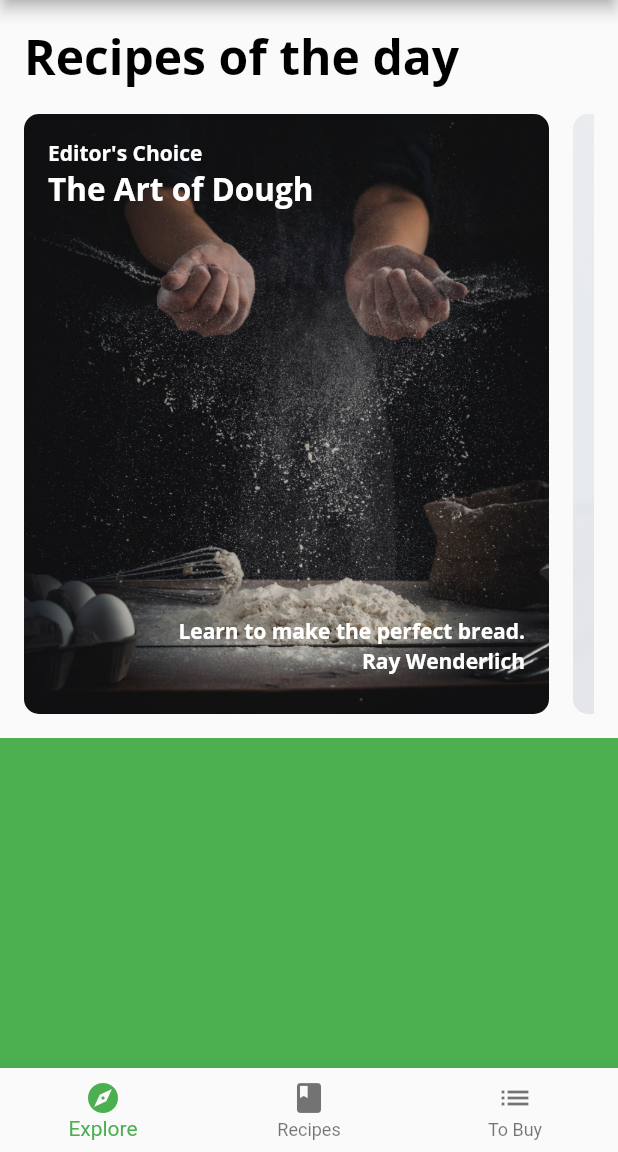
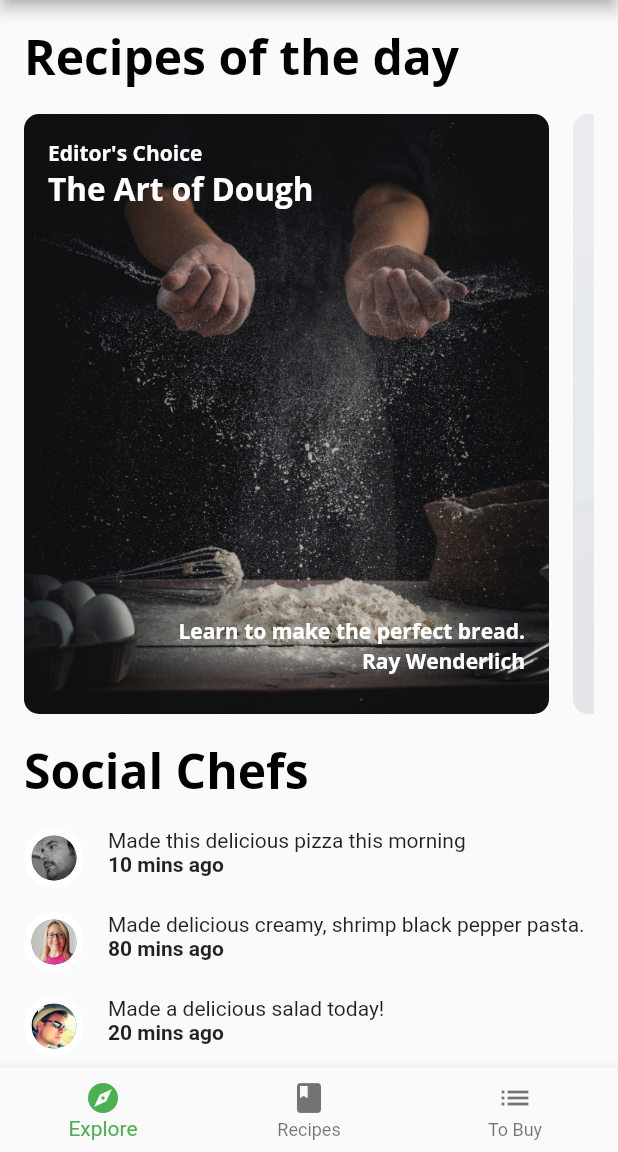
Before and after one commit to ykkd/flutter_scrollable_widget, a Flutter app: the screen it shows after launch, on a phone screen of 412 x 824 dp, the part 84-1236 px from its top. Run offline on Flutter 3.47's test engine with Material 2 defaults, Android fonts, the phone set to English and light mode, and no system bars; our stand-ins replace google_fonts; project files that could hold a hidden picture were left out.

Commit message:
add FriendPostListView

```diff
--- a/lib/components/author_card.dart
+++ b/lib/components/author_card.dart
@@ -31,10 +31,7 @@ class _AuthorCardState extends State<AuthorCard> {
         children: [
           Row(
             children: [
-              CircleImage(
-                imageProvider: widget.imageProvider,
-                imageRadius: 28,
-              ),
+              CircleImage(imageProvider: widget.imageProvider, imageRadius: 28),
               const SizedBox(width: 8),
               Column(
                 crossAxisAlignment: CrossAxisAlignment.start,
--- a/lib/components/circle_image.dart
+++ b/lib/components/circle_image.dart
@@ -22,3 +22,26 @@ class CircleImage extends StatelessWidget {
     );
   }
 }
+
+class CircleImageSecound extends StatelessWidget {
+  const CircleImageSecound({
+    Key? key,
+    required this.imageRadius,
+    required this.assetImage,
+  }) : super(key: key);
+
+  final double imageRadius;
+  final AssetImage assetImage;
+
+  @override
+  Widget build(BuildContext context) {
+    return CircleAvatar(
+      backgroundColor: Colors.white,
+      radius: imageRadius,
+      child: CircleAvatar(
+        radius: imageRadius - 5,
+        backgroundImage: assetImage,
+      ),
+    );
+  }
+}
--- a/lib/components/components.dart
+++ b/lib/components/components.dart
@@ -4,3 +4,5 @@ export 'card2.dart';
 export 'card3.dart';
 export 'circle_image.dart';
 export 'today_recipe_list_view.dart';
+export 'friend_post_tile.dart';
+export 'friend_post_list_view.dart';
--- /dev/null
+++ b/lib/components/friend_post_list_view.dart
@@ -0,0 +1,41 @@
+import 'package:flutter/material.dart';
+import 'components.dart';
+import '../models/post.dart';
+
+class FriendPostListView extends StatelessWidget {
+  final List<Post> friendPosts;
+
+  const FriendPostListView({Key? key, required this.friendPosts})
+      : super(key: key);
+
+  @override
+  Widget build(BuildContext context) {
+    return Padding(
+      padding: const EdgeInsets.only(left: 16, right: 16, top: 0),
+      child: Column(
+        crossAxisAlignment: CrossAxisAlignment.start,
+        children: [
+          Text(
+            'Social Chefs',
+            style: Theme.of(context).textTheme.headline1,
+          ),
+          const SizedBox(height: 16),
+          ListView.separated(
+              primary: false,
+              physics: const NeverScrollableScrollPhysics(),
+              shrinkWrap: true,
+              scrollDirection: Axis.vertical,
+              itemBuilder: (context, index) {
+                final post = friendPosts[index];
+                return FriendPostTile(post: post);
+              },
+              separatorBuilder: (context, index) {
+                return const SizedBox(height: 16);
+              },
+              itemCount: friendPosts.length),
+          const SizedBox(height: 16),
+        ],
+      ),
+    );
+  }
+}
--- /dev/null
+++ b/lib/components/friend_post_tile.dart
@@ -0,0 +1,34 @@
+import 'package:flutter/material.dart';
+import 'circle_image.dart';
+import '../models/post.dart';
+
+class FriendPostTile extends StatelessWidget {
+  final Post post;
+
+  const FriendPostTile({Key? key, required this.post}) : super(key: key);
+
+  @override
+  Widget build(BuildContext context) {
+    return Row(
+      crossAxisAlignment: CrossAxisAlignment.start,
+      mainAxisAlignment: MainAxisAlignment.start,
+      children: [
+        CircleImageSecound(
+            imageRadius: 20, assetImage: AssetImage(post.profileImageUrl)),
+        const SizedBox(width: 16),
+        Expanded(
+          child: Container(
+            child: Column(
+              crossAxisAlignment: CrossAxisAlignment.start,
+              children: [
+                Text(post.comment),
+                Text('${post.timestamp} mins ago',
+                    style: const TextStyle(fontWeight: FontWeight.w700)),
+              ],
+            ),
+          ),
+        )
+      ],
+    );
+  }
+}
--- a/lib/screens/explore_screen.dart
+++ b/lib/screens/explore_screen.dart
@@ -15,13 +15,12 @@ class ExploreScreen extends StatelessWidget {
       builder: (context, snapshot) {
         if (snapshot.connectionState == ConnectionState.done) {
           final data = snapshot.data as ExploreData;
-          final recipes = data.todayRecipes;
           return ListView(
             scrollDirection: Axis.vertical,
             children: [
-              TodayRecipeListView(key: key, recipes: recipes),
+              TodayRecipeListView(key: key, recipes: data.todayRecipes),
               const SizedBox(height: 16),
-              Container(height: 400, color: Colors.green)
+              FriendPostListView(friendPosts: data.friendPosts),
             ],
           );
         } else {
```
